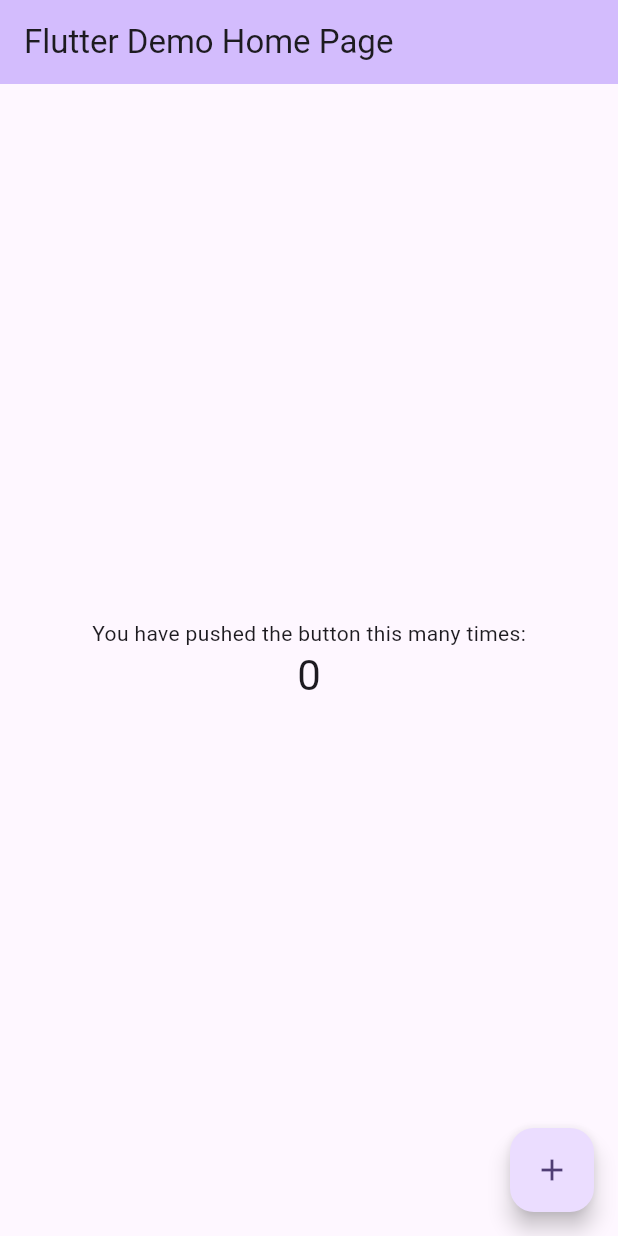
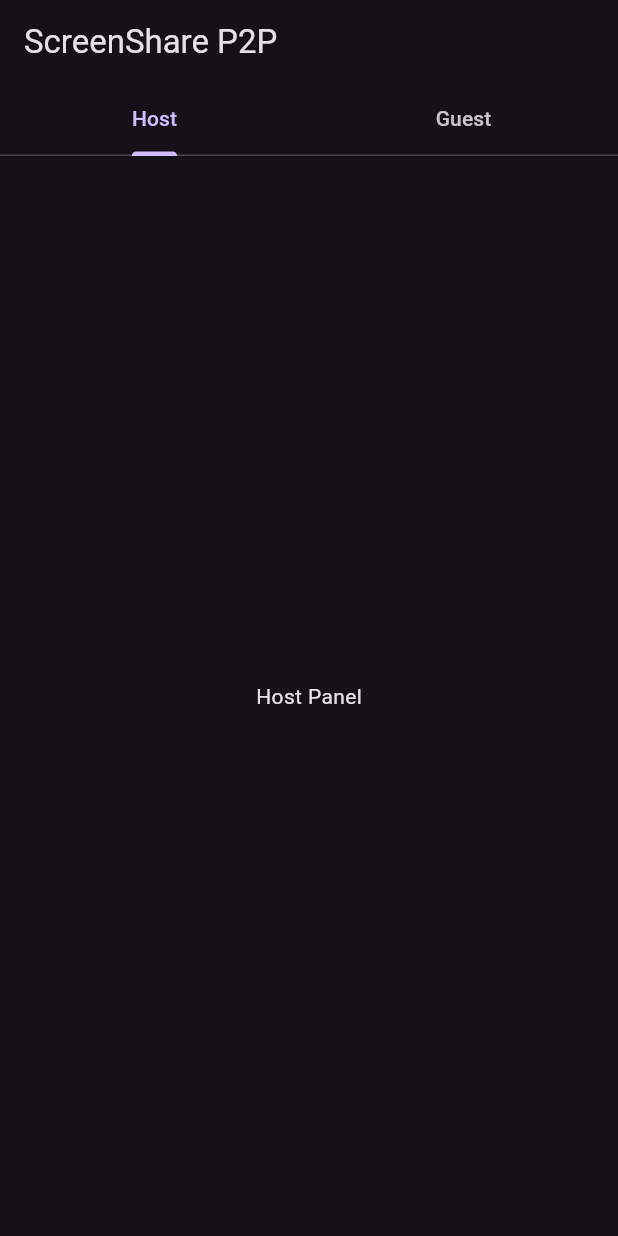
Before and after one commit to Hansung5201/screen_share, a Flutter app: the screen it shows after launch, on a phone screen of 412 x 824 dp. Run offline on Flutter 3.47's test engine with Material 3 defaults, Android fonts, the phone set to English and light mode, and no system bars.

Commit message:
feat: initial scaffold with dependencies

```diff
--- a/lib/main.dart
+++ b/lib/main.dart
@@ -1,122 +1,47 @@
 import 'package:flutter/material.dart';
 
 void main() {
-  runApp(const MyApp());
+  runApp(const ScreenShareApp());
 }
 
-class MyApp extends StatelessWidget {
-  const MyApp({super.key});
+class ScreenShareApp extends StatelessWidget {
+  const ScreenShareApp({super.key});
 
-  // This widget is the root of your application.
   @override
   Widget build(BuildContext context) {
     return MaterialApp(
-      title: 'Flutter Demo',
-      theme: ThemeData(
-        // This is the theme of your application.
-        //
-        // TRY THIS: Try running your application with "flutter run". You'll see
-        // the application has a purple toolbar. Then, without quitting the app,
-        // try changing the seedColor in the colorScheme below to Colors.green
-        // and then invoke "hot reload" (save your changes or press the "hot
-        // reload" button in a Flutter-supported IDE, or press "r" if you used
-        // the command line to start the app).
-        //
-        // Notice that the counter didn't reset back to zero; the application
-        // state is not lost during the reload. To reset the state, use hot
-        // restart instead.
-        //
-        // This works for code too, not just values: Most code changes can be
-        // tested with just a hot reload.
-        colorScheme: ColorScheme.fromSeed(seedColor: Colors.deepPurple),
-      ),
-      home: const MyHomePage(title: 'Flutter Demo Home Page'),
+      title: 'ScreenShare P2P',
+      theme: ThemeData.dark(),
+      home: const MainHome(),
+      debugShowCheckedModeBanner: false,
     );
   }
 }
 
-class MyHomePage extends StatefulWidget {
-  const MyHomePage({super.key, required this.title});
-
-  // This widget is the home page of your application. It is stateful, meaning
-  // that it has a State object (defined below) that contains fields that affect
-  // how it looks.
-
-  // This class is the configuration for the state. It holds the values (in this
-  // case the title) provided by the parent (in this case the App widget) and
-  // used by the build method of the State. Fields in a Widget subclass are
-  // always marked "final".
-
-  final String title;
-
-  @override
-  State<MyHomePage> createState() => _MyHomePageState();
-}
-
-class _MyHomePageState extends State<MyHomePage> {
-  int _counter = 0;
-
-  void _incrementCounter() {
-    setState(() {
-      // This call to setState tells the Flutter framework that something has
-      // changed in this State, which causes it to rerun the build method below
-      // so that the display can reflect the updated values. If we changed
-      // _counter without calling setState(), then the build method would not be
-      // called again, and so nothing would appear to happen.
-      _counter++;
-    });
-  }
+class MainHome extends StatelessWidget {
+  const MainHome({super.key});
 
   @override
   Widget build(BuildContext context) {
-    // This method is rerun every time setState is called, for instance as done
-    // by the _incrementCounter method above.
-    //
-    // The Flutter framework has been optimized to make rerunning build methods
-    // fast, so that you can just rebuild anything that needs updating rather
-    // than having to individually change instances of widgets.
-    return Scaffold(
-      appBar: AppBar(
-        // TRY THIS: Try changing the color here to a specific color (to
-        // Colors.amber, perhaps?) and trigger a hot reload to see the AppBar
-        // change color while the other colors stay the same.
-        backgroundColor: Theme.of(context).colorScheme.inversePrimary,
-        // Here we take the value from the MyHomePage object that was created by
-        // the App.build method, and use it to set our appbar title.
-        title: Text(widget.title),
-      ),
-      body: Center(
-        // Center is a layout widget. It takes a single child and positions it
-        // in the middle of the parent.
-        child: Column(
-          // Column is also a layout widget. It takes a list of children and
-          // arranges them vertically. By default, it sizes itself to fit its
-          // children horizontally, and tries to be as tall as its parent.
-          //
-          // Column has various properties to control how it sizes itself and
-          // how it positions its children. Here we use mainAxisAlignment to
-          // center the children vertically; the main axis here is the vertical
-          // axis because Columns are vertical (the cross axis would be
-          // horizontal).
-          //
-          // TRY THIS: Invoke "debug painting" (choose the "Toggle Debug Paint"
-          // action in the IDE, or press "p" in the console), to see the
-          // wireframe for each widget.
-          mainAxisAlignment: MainAxisAlignment.center,
-          children: <Widget>[
-            const Text('You have pushed the button this many times:'),
-            Text(
-              '$_counter',
-              style: Theme.of(context).textTheme.headlineMedium,
-            ),
+    return DefaultTabController(
+      length: 2,
+      child: Scaffold(
+        appBar: AppBar(
+          title: const Text('ScreenShare P2P'),
+          bottom: const TabBar(
+            tabs: [
+              Tab(text: 'Host'),
+              Tab(text: 'Guest'),
+            ],
+          ),
+        ),
+        body: const TabBarView(
+          children: [
+            Center(child: Text('Host Panel')),
+            Center(child: Text('Guest Panel')),
           ],
         ),
       ),
-      floatingActionButton: FloatingActionButton(
-        onPressed: _incrementCounter,
-        tooltip: 'Increment',
-        child: const Icon(Icons.add),
-      ), // This trailing comma makes auto-formatting nicer for build methods.
     );
   }
 }
--- /dev/null
+++ b/plugins/audio_output_router/lib/audio_output_router.dart
@@ -0,0 +1 @@
+class AudioOutputRouter {}
--- /dev/null
+++ b/plugins/system_audio_loopback/lib/system_audio_loopback.dart
@@ -0,0 +1 @@
+class SystemAudioLoopback {}
```
Also changed, not shown: plugins/audio_output_router/pubspec.yaml (added, +10 -0 lines), plugins/system_audio_loopback/pubspec.yaml (added, +10 -0 lines), pubspec.yaml (+11 -0 lines).
